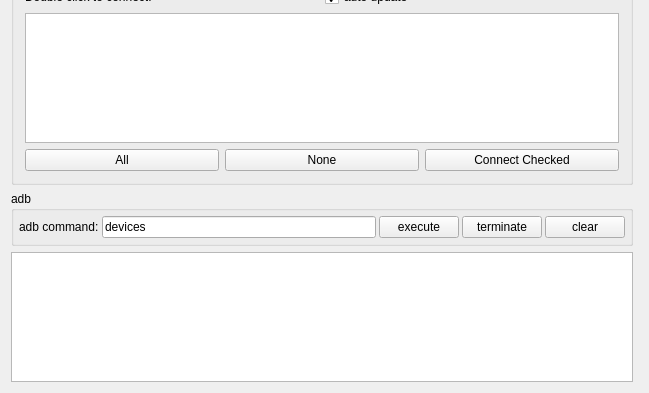
Above: QtScrcpy/ui/dialog.ui from mazi-wan/QtScrcpy before the change; both pictures show x 0 to 649 and y 109 to 502 of the 1293 by 502 pixel window. Below: the same form after it.
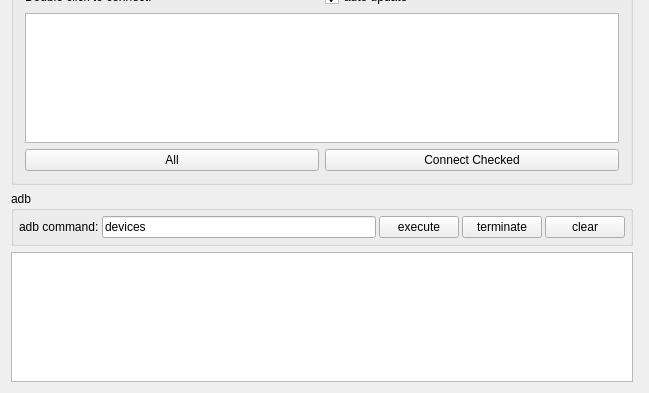
That is the form after the change.

Commit message: feat: merge Select All/Deselect All into single All/None toggle button

```diff
--- a/QtScrcpy/ui/dialog.ui
+++ b/QtScrcpy/ui/dialog.ui
@@ -157,11 +157,6 @@
               <property name="text"><string>All</string></property>
              </widget>
             </item>
-            <item>
-             <widget class="QPushButton" name="deselectAllDevicesBtn">
-              <property name="text"><string>None</string></property>
-             </widget>
-            </item>
             <item>
              <widget class="QPushButton" name="connectCheckedBtn">
               <property name="text"><string>Connect Checked</string></property>
```
The commit also changes 2 other files.
